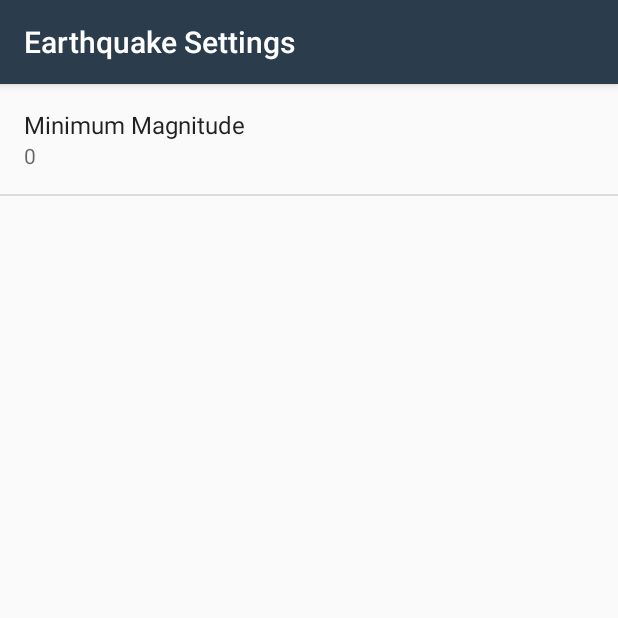
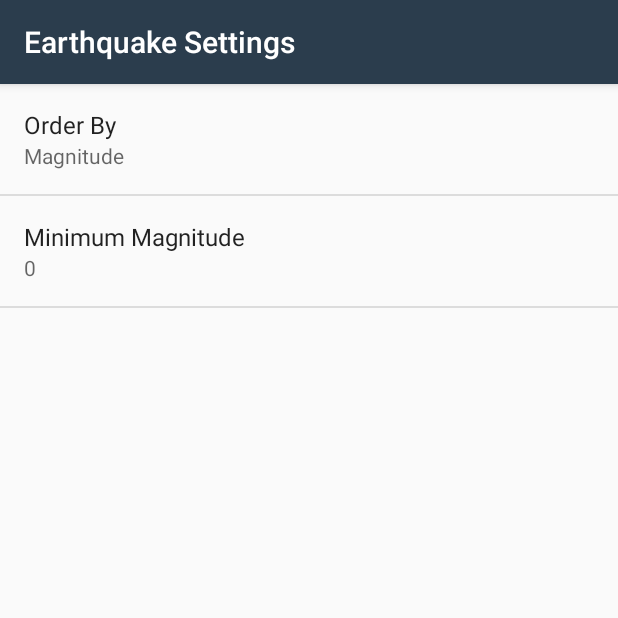
Before and after one commit to liwona/QuakeReportWithLoader, an Android app: the screen it shows after launch (SettingsActivity), in the options menu, after a tap on "Settings", on a phone screen of 412 x 824 dp, the top half of it. Run offline under Robolectric (Android 15) with nearby library versions, the phone set to English and light mode, and no system bars.

Commit message:
Order by Preference added

```diff
--- a/app/src/main/java/com/example/android/quakereport/EarthquakeActivity.java
+++ b/app/src/main/java/com/example/android/quakereport/EarthquakeActivity.java
@@ -46,7 +46,7 @@ public class EarthquakeActivity extends AppCompatActivity implements LoaderCallb
 
     /** URL for earthquake data from the USGS dataset */
     private static final String USGS_REQUEST_URL =
-            "http://earthquake.usgs.gov/fdsnws/event/1/query";
+            "https://earthquake.usgs.gov/fdsnws/event/1/query";
 
     /** Adapter for the list of earthquakes */
     private EarthquakeAdapter mAdapter;
@@ -183,6 +183,10 @@ public class EarthquakeActivity extends AppCompatActivity implements LoaderCallb
                 getString(R.string.settings_min_magnitude_key),
                 getString(R.string.settings_min_magnitude_default));
 
+        String orderBy  = sharedPrefs.getString(
+                getString(R.string.settings_order_by_key),
+                getString(R.string.settings_order_by_default));
+
         // parse breaks apart the URI string that's passed into its parameter
         Uri baseUri = Uri.parse(USGS_REQUEST_URL);
 
@@ -193,7 +197,8 @@ public class EarthquakeActivity extends AppCompatActivity implements LoaderCallb
         uriBuilder.appendQueryParameter("format", "geojson");
         uriBuilder.appendQueryParameter("limit", "10");
         uriBuilder.appendQueryParameter("minmag", minMagnitude);
-        uriBuilder.appendQueryParameter("orderby", "time");
+//        uriBuilder.appendQueryParameter("orderby", "time");
+        uriBuilder.appendQueryParameter("orderby", orderBy);
 
         // Return the completed uri `http://earthquake.usgs.gov/fdsnws/event/1/query?format=geojson&limit=10&minmag=minMagnitude&orderby=time
         return new EarthquakeLoader(this, uriBuilder.toString());
--- a/app/src/main/java/com/example/android/quakereport/SettingsActivity.java
+++ b/app/src/main/java/com/example/android/quakereport/SettingsActivity.java
@@ -2,6 +2,7 @@ package com.example.android.quakereport;
 
 import android.content.SharedPreferences;
 import android.os.Bundle;
+import android.preference.ListPreference;
 import android.preference.Preference;
 import android.preference.PreferenceFragment;
 import android.preference.PreferenceManager;
@@ -24,6 +25,27 @@ public class SettingsActivity extends AppCompatActivity {
 
             Preference minMagnitude = findPreference(getString(R.string.settings_min_magnitude_key));
             bindPreferenceSummaryToValue(minMagnitude);
+
+            Preference orderBy = findPreference(getString(R.string.settings_order_by_key));
+            bindPreferenceSummaryToValue(orderBy);
+        }
+
+        @Override
+        public boolean onPreferenceChange(Preference preference, Object value) {
+            // The code in this method takes care of updating the displayed preference summary after it has been changed
+            String stringValue = value.toString();
+//            preference.setSummary(stringValue);
+            if (preference instanceof ListPreference) {
+                ListPreference listPreference = (ListPreference) preference;
+                int prefIndex = listPreference.findIndexOfValue(stringValue);
+                if (prefIndex >= 0) {
+                    CharSequence[] labels = listPreference.getEntries();
+                    preference.setSummary(labels[prefIndex]);
+                    }
+            } else {
+                preference.setSummary(stringValue);
+            }
+            return true;
         }
 
         private void bindPreferenceSummaryToValue(Preference preference) {
@@ -32,14 +54,6 @@ public class SettingsActivity extends AppCompatActivity {
             String preferenceString = preferences.getString(preference.getKey(), "");
             onPreferenceChange(preference, preferenceString);
         }
-
-        @Override
-        public boolean onPreferenceChange(Preference preference, Object value) {
-            // The code in this method takes care of updating the displayed preference summary after it has been changed
-            String stringValue = value.toString();
-            preference.setSummary(stringValue);
-            return false;
-        }
     }
 
 }
--- /dev/null
+++ b/app/src/main/res/values/arrays.xml
@@ -0,0 +1,12 @@
+<?xml version="1.0" encoding="utf-8"?>
+<resources>
+    <string-array name="settings_order_by_labels">
+        <item>@string/settings_order_by_magnitude_label</item>
+        <item>@string/settings_order_by_most_recent_label</item>
+    </string-array>
+
+    <string-array name="settings_order_by_values">
+        <item>@string/settings_order_by_magnitude_value</item>
+        <item>@string/settings_order_by_most_recent_value</item>
+    </string-array>
+</resources>
--- a/app/src/main/res/values/strings.xml
+++ b/app/src/main/res/values/strings.xml
@@ -35,4 +35,17 @@ if no specific kilometer distance from the primary location is given [CHAR LIMIT
     <string name="settings_min_magnitude_label">Minimum Magnitude</string>
     <string name="settings_min_magnitude_key" translatable="false">min_magnitude</string>
     <string name="settings_min_magnitude_default" translatable="false">0</string>
+
+    <!-- Strings For Order-By Preference [CHAR LIMIT=30] -->
+    <string name="settings_order_by_label">Order By</string>
+    <string name="settings_order_by_key" translatable="false">order_by</string>
+    <string name="settings_order_by_default" translatable="false">@string/settings_order_by_magnitude_value</string>
+
+    <!-- Label for order-by magnitude option [CHAR LIMIT=20] -->
+    <string name="settings_order_by_magnitude_label">Magnitude</string>
+    <string name="settings_order_by_magnitude_value" translatable="false">magnitude</string>
+
+    <!-- Label for order-by most recent option [CHAR LIMIT=20] -->
+    <string name="settings_order_by_most_recent_label">Most Recent</string>
+    <string name="settings_order_by_most_recent_value" translatable="false">time</string>
 </resources>
--- a/app/src/main/res/xml/settings_main.xml
+++ b/app/src/main/res/xml/settings_main.xml
@@ -2,6 +2,13 @@
 <PreferenceScreen
     xmlns:android="http://schemas.android.com/apk/res/android"
     android:title="@string/settings_title">
+
+    <ListPreference
+        android:defaultValue="@string/settings_order_by_default"
+        android:entries="@array/settings_order_by_labels"
+        android:entryValues="@array/settings_order_by_values"
+        android:key="@string/settings_order_by_key"
+        android:title="@string/settings_order_by_label" />
 
     <EditTextPreference
         android:defaultValue="@string/settings_min_magnitude_default"
@@ -9,5 +16,4 @@
         android:key="@string/settings_min_magnitude_key"
         android:selectAllOnFocus="true"
         android:title="@string/settings_min_magnitude_label" />
-
 </PreferenceScreen>
```
